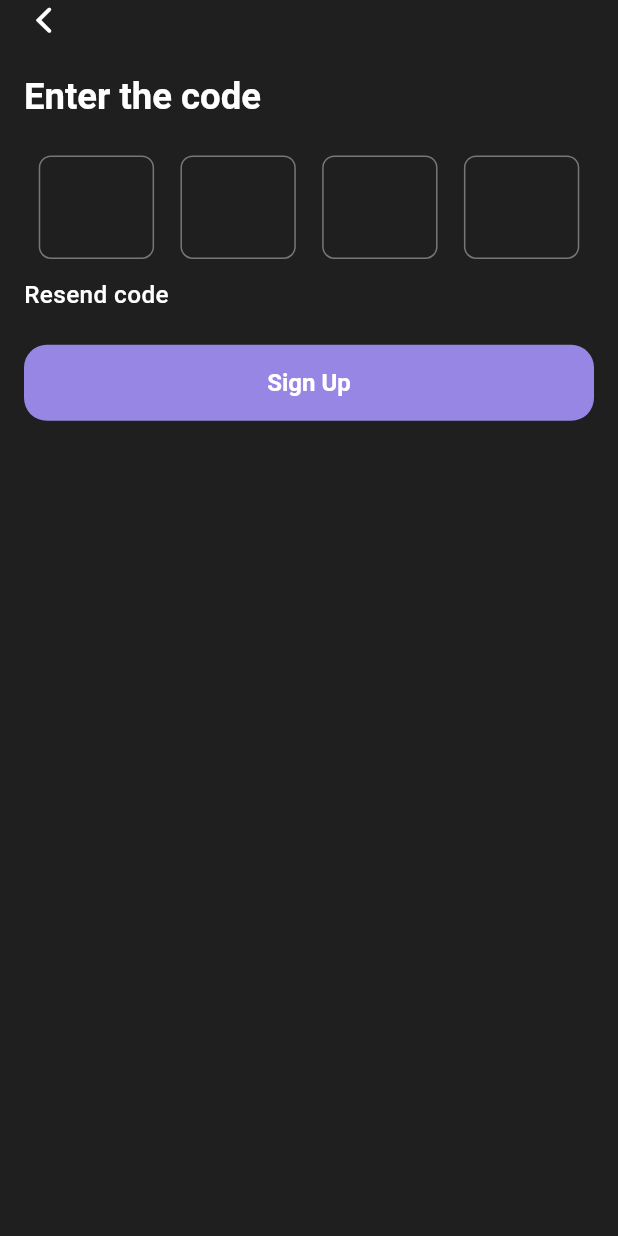
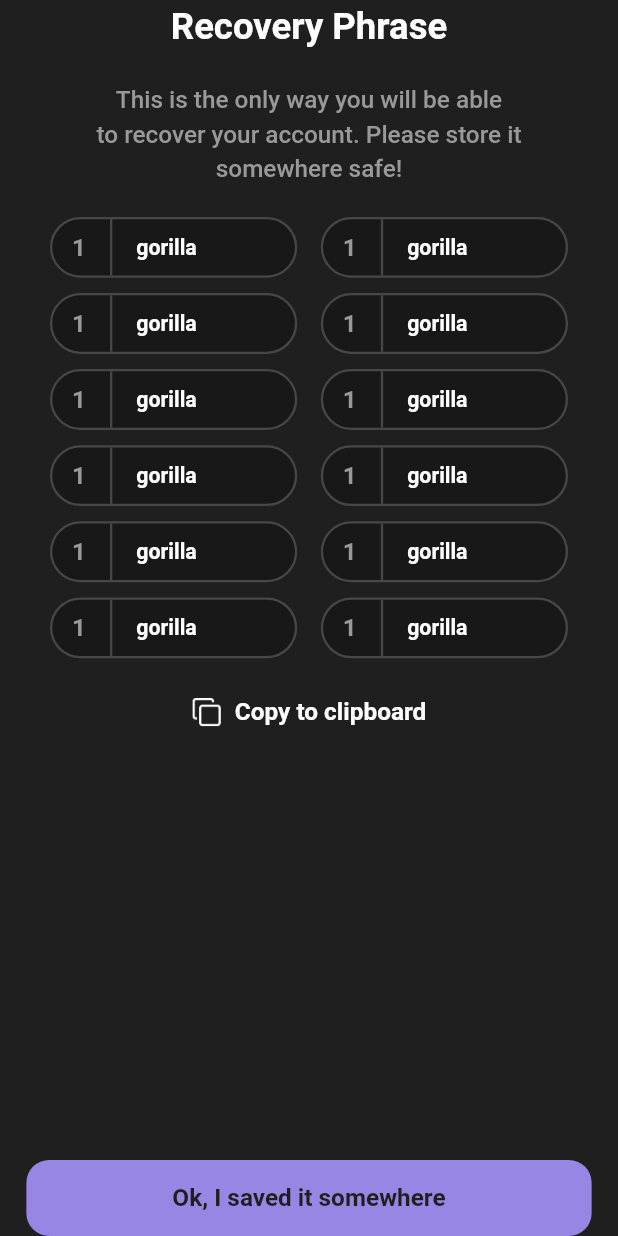
Before and after one commit to iniisking/krypt-mobile, a Flutter app: the VerifyEmailScreen screen opened directly, after a tap on "Sign Up", on a phone screen of 412 x 824 dp. Run offline on Flutter 3.47's test engine with Material 3 defaults, Android fonts, the light colour scheme and no system bars; our stand-ins replace flutter_screenutil, share_plus.

Commit message:
Auth screen in progress

```diff
--- /dev/null
+++ b/lib/UI/screens/authentication/seed_phrase_screen.dart
@@ -0,0 +1,108 @@
+import 'package:flutter/material.dart';
+import 'package:flutter_screenutil/flutter_screenutil.dart';
+import 'package:krypt_mobile/UI/navigation/main_screen.dart';
+import 'package:krypt_mobile/UI/widgets/buttons.dart';
+import 'package:krypt_mobile/UI/widgets/colors.dart';
+import 'package:krypt_mobile/UI/widgets/text.dart';
+import 'package:krypt_mobile/UI/widgets/widgets.dart';
+import 'package:krypt_mobile/gen/assets.gen.dart';
+
+class SeedPhraseScreen extends StatelessWidget {
+  const SeedPhraseScreen({super.key});
+
+  @override
+  Widget build(BuildContext context) {
+    return Scaffold(
+      backgroundColor: backgroundColor,
+      body: SafeArea(
+        child: Center(
+          child: Padding(
+            padding: EdgeInsets.symmetric(horizontal: 16.w),
+            child: Column(
+              crossAxisAlignment: CrossAxisAlignment.center,
+              children: [
+                CustomTextWidget(
+                  text: 'Recovery Phrase',
+                  fontSize: 24.sp,
+                  color: textColor1,
+                  fontWeight: FontWeight.bold,
+                ),
+                SizedBox(height: 20.h),
+                CustomTextWidget(
+                  text:
+                      'This is the only way you will be able\nto recover your account. Please store it\nsomewhere safe!',
+                  fontSize: 16.sp,
+                  color: textColor2,
+                  fontWeight: FontWeight.w500,
+                  textAlign: TextAlign.center,
+                ),
+                SizedBox(height: 20.h),
+                Row(
+                  mainAxisAlignment: MainAxisAlignment.spaceEvenly,
+                  children: [SeedPhraseContainer(), SeedPhraseContainer()],
+                ),
+                SizedBox(height: 10.h),
+                Row(
+                  mainAxisAlignment: MainAxisAlignment.spaceEvenly,
+                  children: [SeedPhraseContainer(), SeedPhraseContainer()],
+                ),
+                SizedBox(height: 10.h),
+                Row(
+                  mainAxisAlignment: MainAxisAlignment.spaceEvenly,
+                  children: [SeedPhraseContainer(), SeedPhraseContainer()],
+                ),
+                SizedBox(height: 10.h),
+                Row(
+                  mainAxisAlignment: MainAxisAlignment.spaceEvenly,
+                  children: [SeedPhraseContainer(), SeedPhraseContainer()],
+                ),
+                SizedBox(height: 10.h),
+                Row(
+                  mainAxisAlignment: MainAxisAlignment.spaceEvenly,
+                  children: [SeedPhraseContainer(), SeedPhraseContainer()],
+                ),
+                SizedBox(height: 10.h),
+                Row(
+                  mainAxisAlignment: MainAxisAlignment.spaceEvenly,
+                  children: [SeedPhraseContainer(), SeedPhraseContainer()],
+                ),
+                SizedBox(height: 24.h),
+                Row(
+                  mainAxisAlignment: MainAxisAlignment.center,
+                  children: [
+                    Assets.images.copy.image(
+                      height: 20,
+                      width: 20,
+                      color: textColor1,
+                    ),
+                    SizedBox(width: 8.w),
+                    CustomTextWidget(
+                      text: 'Copy to clipboard',
+                      fontSize: 16.sp,
+                      color: textColor1,
+                      fontWeight: FontWeight.bold,
+                    ),
+                  ],
+                ),
+                Spacer(),
+                AppButton(
+                  onTap: () => Navigator.pushReplacement(
+                    context,
+                    MaterialPageRoute(builder: (context) => MainScreen()),
+                  ),
+                  buttonColor: secondaryColor,
+                  child: CustomTextWidget(
+                    text: 'Ok, I saved it somewhere',
+                    fontSize: 16.sp,
+                    color: backgroundColor,
+                    fontWeight: FontWeight.bold,
+                  ),
+                ),
+              ],
+            ),
+          ),
+        ),
+      ),
+    );
+  }
+}
--- a/lib/UI/screens/authentication/sign_up_screen.dart
+++ b/lib/UI/screens/authentication/sign_up_screen.dart
@@ -108,7 +108,7 @@ class SignUpScreen extends StatelessWidget {
                     ),
                     buttonColor: secondaryColor,
                     child: CustomTextWidget(
-                      text: 'Sign Up',
+                      text: 'Continue',
                       fontSize: 16,
                       color: Colors.white,
                       fontWeight: FontWeight.bold,
--- a/lib/UI/screens/authentication/verify_email_screen.dart
+++ b/lib/UI/screens/authentication/verify_email_screen.dart
@@ -1,6 +1,7 @@
 import 'package:flutter/cupertino.dart';
 import 'package:flutter/material.dart';
 import 'package:flutter_screenutil/flutter_screenutil.dart';
+import 'package:krypt_mobile/UI/screens/authentication/seed_phrase_screen.dart';
 import 'package:krypt_mobile/UI/widgets/buttons.dart';
 import 'package:krypt_mobile/UI/widgets/colors.dart';
 import 'package:krypt_mobile/UI/widgets/text.dart';
@@ -32,7 +33,7 @@ class VerifyEmailScreen extends StatelessWidget {
                 children: [
                   CustomTextWidget(
                     text: 'Enter the code',
-                    fontSize: 24.sp,
+                    fontSize: 20.sp,
                     fontWeight: FontWeight.w600,
                     color: textColor1,
                     textAlign: TextAlign.center,
@@ -60,7 +61,7 @@ class VerifyEmailScreen extends StatelessWidget {
                 onTap: () => Navigator.push(
                   context,
                   MaterialPageRoute(
-                    builder: (context) => const VerifyEmailScreen(),
+                    builder: (context) => const SeedPhraseScreen(),
                   ),
                 ),
                 buttonColor: secondaryColor,
--- a/lib/UI/widgets/colors.dart
+++ b/lib/UI/widgets/colors.dart
@@ -20,3 +20,5 @@ final greyColor2 = const Color(0xFF9A9A9A);
 final offWhiteColor = const Color(0xFFFEFEFE);
 final purpleColor = const Color(0xFF575374);
 final secondaryColor4 = const Color(0xFF323232);
+final blackColor = const Color(0xFF181818);
+final greyColor3 = const Color(0xFF474747);
--- a/lib/UI/widgets/widgets.dart
+++ b/lib/UI/widgets/widgets.dart
@@ -429,3 +429,108 @@ class TransactionWidget extends StatelessWidget {
     );
   }
 }
+
+class SeedPhraseContainer extends StatelessWidget {
+  const SeedPhraseContainer({super.key});
+
+  @override
+  Widget build(BuildContext context) {
+    return Container(
+      padding: EdgeInsets.symmetric(horizontal: 12.w),
+      height: 40.h,
+      width: 150.w,
+      decoration: BoxDecoration(
+        color: blackColor,
+        borderRadius: BorderRadius.circular(20.r),
+        border: Border.all(color: greyColor3, width: 1.5),
+      ),
+      child: Row(
+        children: [
+          CustomTextWidget(
+            text: '1',
+            fontSize: 16.sp,
+            color: textColor2,
+            fontWeight: FontWeight.bold,
+          ),
+          SizedBox(width: 8.w),
+          VerticalDivider(color: greyColor3, thickness: 1.5),
+          SizedBox(width: 8.w),
+          CustomTextWidget(
+            text: 'gorilla',
+            fontSize: 14.sp,
+            color: textColor1,
+            fontWeight: FontWeight.bold,
+          ),
+        ],
+      ),
+    );
+  }
+}
+
+class GorillaWidget extends StatelessWidget {
+  final String number;
+  final String text;
+  final double width;
+  final double height;
+
+  const GorillaWidget({
+    Key? key,
+    this.number = '1',
+    this.text = 'gorilla',
+    this.width = 320,
+    this.height = 80,
+  }) : super(key: key);
+
+  @override
+  Widget build(BuildContext context) {
+    return Container(
+      width: width,
+      height: height,
+      decoration: BoxDecoration(
+        color: const Color(0xFF1C1C1C),
+        borderRadius: BorderRadius.circular(40),
+        border: Border.all(color: const Color(0xFF3A3A3A), width: 2),
+      ),
+      child: Row(
+        children: [
+          // Number section
+          Container(
+            width: height, // Square section
+            height: height,
+            decoration: BoxDecoration(
+              color: const Color(0xFF2A2A2A),
+              borderRadius: BorderRadius.circular(38),
+              border: Border.all(color: const Color(0xFF3A3A3A), width: 1),
+            ),
+            child: Center(
+              child: Text(
+                number,
+                style: const TextStyle(
+                  fontSize: 32,
+                  fontWeight: FontWeight.w300,
+                  color: Color(0xFF888888),
+                  fontFamily: 'SF Pro Display',
+                ),
+              ),
+            ),
+          ),
+          // Text section
+          Expanded(
+            child: Center(
+              child: Text(
+                text,
+                style: const TextStyle(
+                  fontSize: 28,
+                  fontWeight: FontWeight.w400,
+                  color: Colors.white,
+                  fontFamily: 'SF Pro Display',
+                  letterSpacing: 0.5,
+                ),
+              ),
+            ),
+          ),
+        ],
+      ),
+    );
+  }
+}
```
